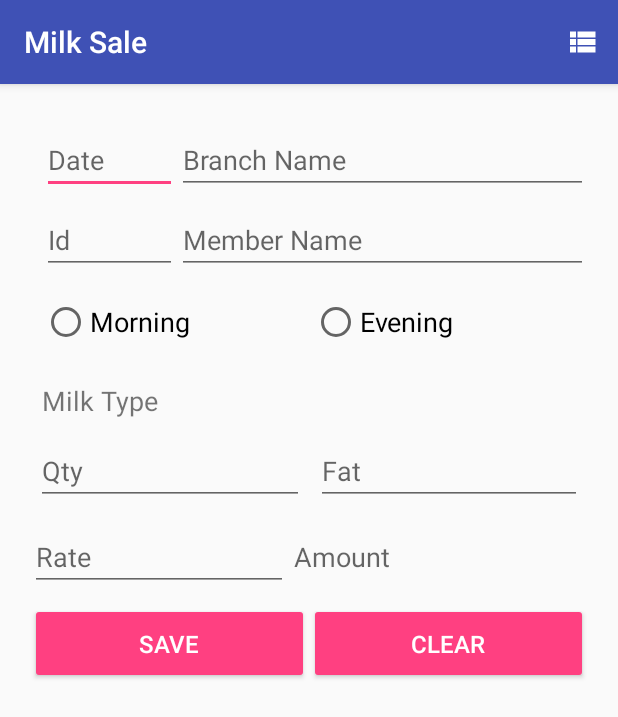
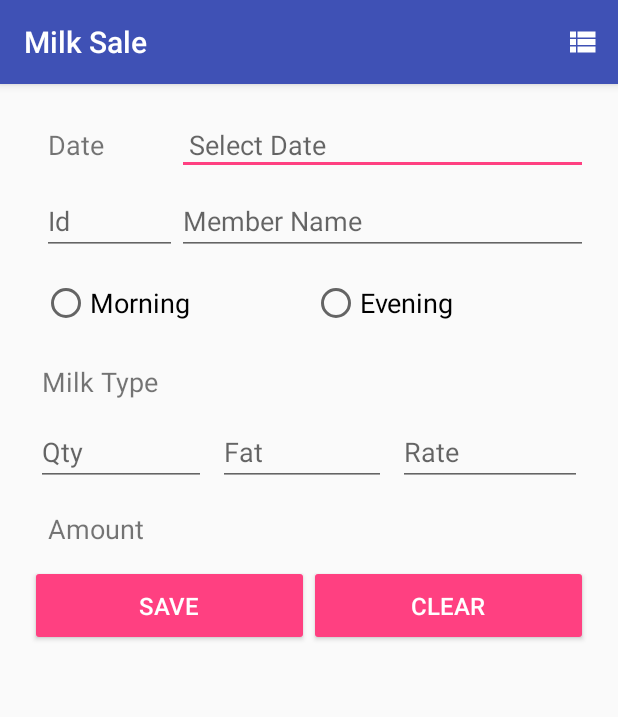
Before and after one commit to harshshinde07/Dairy-Management, an Android app: the screen it shows after launch (SaleActivity), after a tap on an icon or button, on a phone screen of 412 x 824 dp. Shown: the top 717 px of the screen. Run offline under Robolectric (Android 15) with nearby library versions, the phone set to English and light mode, and no system bars; Roboto replaces fonts that are not available here; 3 statements that could not run were skipped.

Commit message:
Removed branch name from sale activity.

```diff
--- a/app/src/main/java/com/kshitijharsh/dairymanagement/activities/CattleDetailActivity.java
+++ b/app/src/main/java/com/kshitijharsh/dairymanagement/activities/CattleDetailActivity.java
@@ -81,7 +81,8 @@ public class CattleDetailActivity extends AppCompatActivity implements ItemClick
 //        }
         Cursor cursor = db.getAllCattle();
         int count = cursor.getCount();
-        Toast.makeText(this, "Count: " + count, Toast.LENGTH_SHORT).show();
+        if (count == 0)
+            Toast.makeText(this, "No records found.", Toast.LENGTH_SHORT).show();
         cursor.moveToFirst();
         while (!cursor.isAfterLast()) {
             CattleFeed cattleFeed = new CattleFeed(cursor.getString(0), cursor.getString(1), cursor.getString(2), cursor.getString(3), cursor.getString(4), cursor.getString(5), cursor.getString(6), cursor.getString(7), cursor.getString(8));
--- a/app/src/main/java/com/kshitijharsh/dairymanagement/activities/CollectionDetailActivity.java
+++ b/app/src/main/java/com/kshitijharsh/dairymanagement/activities/CollectionDetailActivity.java
@@ -61,7 +61,8 @@ public class CollectionDetailActivity extends AppCompatActivity implements ItemC
     public void getCollDetails() {
         Cursor cursor = db.getAllCollection();
         int count = cursor.getCount();
-        Toast.makeText(this, "Count: " + count, Toast.LENGTH_SHORT).show();
+        if (count == 0)
+            Toast.makeText(this, "No records found.", Toast.LENGTH_SHORT).show();
         cursor.moveToFirst();
         while (!cursor.isAfterLast()) {
             Collection collection = new Collection(cursor.getString(0), cursor.getString(1), cursor.getString(2), cursor.getString(3), cursor.getString(4), cursor.getString(5), cursor.getString(6), cursor.getString(7), cursor.getString(8), cursor.getString(9), cursor.getString(10));
--- a/app/src/main/java/com/kshitijharsh/dairymanagement/activities/SaleDetailActivity.java
+++ b/app/src/main/java/com/kshitijharsh/dairymanagement/activities/SaleDetailActivity.java
@@ -61,13 +61,13 @@ public class SaleDetailActivity extends AppCompatActivity implements ItemClickLi
     }
 
     public void getSaleDetails() {
-        //TODO
         Cursor cursor = db.getAllSale();
         int count = cursor.getCount();
-        Toast.makeText(this, "Count: " + count, Toast.LENGTH_SHORT).show();
+        if (count == 0)
+            Toast.makeText(this, "No records found.", Toast.LENGTH_SHORT).show();
         cursor.moveToFirst();
         while (!cursor.isAfterLast()) {
-            Sale sale = new Sale(cursor.getString(0), cursor.getString(1), cursor.getString(2), cursor.getString(3), cursor.getString(4), cursor.getString(5), cursor.getString(6), cursor.getString(7), cursor.getString(8), cursor.getString(9), cursor.getString(10));
+            Sale sale = new Sale(cursor.getString(0), cursor.getString(1), cursor.getString(2), cursor.getString(3), cursor.getString(4), cursor.getString(5), cursor.getString(6), cursor.getString(7), cursor.getString(8), cursor.getString(9));
             saleList.add(sale);
             cursor.moveToNext();
         }
--- a/app/src/main/java/com/kshitijharsh/dairymanagement/database/DBQuery.java
+++ b/app/src/main/java/com/kshitijharsh/dairymanagement/database/DBQuery.java
@@ -69,7 +69,7 @@ public class DBQuery {
     public Cursor getAllMembers(String order) {
         String[] cols = {COLUMN_MEMB_CODE, COLUMN_MEMB_NAME, COLUMN_COWBF_TYPE, COLUMN_MEMB_TYPE, COLUMN_RATEGRP_NO};
 
-        if (order.equals("code"))
+//        if (order.equals("code"))
             return db.query(
                     TABLE_MEMBER,
                     cols,
@@ -79,16 +79,16 @@ public class DBQuery {
                     null,
                     COLUMN_MEMB_CODE
             );
-        else
-            return db.query(
-                    TABLE_MEMBER,
-                    cols,
-                    null,
-                    null,
-                    null,
-                    null,
-                    COLUMN_MEMB_NAME
-            );
+//        else
+//            return db.query(
+//                    TABLE_MEMBER,
+//                    cols,
+//                    null,
+//                    null,
+//                    null,
+//                    null,
+//                    COLUMN_MEMB_NAME
+//            );
     }
 
     public Cursor getAllRateGroups() {
--- a/app/src/main/java/com/kshitijharsh/dairymanagement/database/DatabaseClass.java
+++ b/app/src/main/java/com/kshitijharsh/dairymanagement/database/DatabaseClass.java
@@ -11,7 +11,7 @@ import java.io.File;
 public class DatabaseClass extends SQLiteOpenHelper {
 
     public final static String DATABASE_NAME ="records.db";
-    private static final int DATABASE_VERSION = 2;
+    private static final int DATABASE_VERSION = 3;
     private SQLiteDatabase db;
     private File dbPath;
 
@@ -26,7 +26,7 @@ public class DatabaseClass extends SQLiteOpenHelper {
     public void onCreate(SQLiteDatabase db) {
         //db.execSQL("CREATE TABLE member(memb_code INTEGER PRIMARY KEY, memb_name TEXT, zoon_code INTEGER, Cobf_type INTEGER, memb_type INTEGER, accno INTEGER, rategrno INTEGER, bank_code INTEGER, BankAcNo INTEGER, membNam_Eng TEXT, AcNo INTEGER);");
         db.execSQL("CREATE TABLE collectionTransactions (_id INTEGER PRIMARY KEY AUTOINCREMENT, trnDate TEXT, membCode INTEGER, memName TEXT, cobf TEXT, morEve TEXT, degree FLOAT, liters FLOAT, fat FLOAT, rate FLOAT, amount FLOAT);");
-        db.execSQL("CREATE TABLE saleTransactions (_id INTEGER PRIMARY KEY AUTOINCREMENT, trnDate TEXT, brName TEXT, membCode INTEGER, memName TEXT, mornEve TEXT, cobf TEXT, liters FLOAT, fat FLOAT, rate FLOAT, amount FLOAT);");
+        db.execSQL("CREATE TABLE saleTransactions (_id INTEGER PRIMARY KEY AUTOINCREMENT, trnDate TEXT, membCode INTEGER, memName TEXT, mornEve TEXT, cobf TEXT, liters FLOAT, fat FLOAT, rate FLOAT, amount FLOAT);");
         db.execSQL("CREATE TABLE cattleTransactions (_id INTEGER PRIMARY KEY AUTOINCREMENT, trnDate TEXT, memId INTEGER, memName TEXT, itemName TEXT, quantity FLOAT, rate FLOAT, amount FLOAT, particulars TEXT);");
     }
 
@@ -70,10 +70,9 @@ public class DatabaseClass extends SQLiteOpenHelper {
         getWritableDatabase().insert("collectionTransactions", "trnDate", values);
     }
 
-    public void addSale(String date, String brName, int membCode, String name, String morEve, String cobf, float liters, float fat, float rate, float amount) {
+    public void addSale(String date, int membCode, String name, String morEve, String cobf, float liters, float fat, float rate, float amount) {
         ContentValues values = new ContentValues(10);
         values.put("trnDate", date);
-        values.put("brName", brName);
         values.put("membCode", membCode);
         values.put("memName", name);
         values.put("mornEve", morEve);
--- a/app/src/main/res/layout/activity_cattle_feed.xml
+++ b/app/src/main/res/layout/activity_cattle_feed.xml
@@ -117,6 +117,7 @@
                 android:layout_weight="1"
                 android:hint="@string/quantity"
                 android:inputType="phone"
+                android:imeOptions="actionDone"
                 android:singleLine="true" />
 
         </LinearLayout>
--- a/app/src/main/res/layout/activity_collection.xml
+++ b/app/src/main/res/layout/activity_collection.xml
@@ -217,6 +217,7 @@
                 android:layout_margin="4dp"
                 android:layout_weight="1"
                 android:hint="@string/quantity"
+                android:imeOptions="actionDone"
                 android:inputType="phone"
                 android:singleLine="true" />
 
--- a/app/src/main/res/layout/activity_member.xml
+++ b/app/src/main/res/layout/activity_member.xml
@@ -41,6 +41,7 @@
                 android:layout_marginStart="24dp"
                 android:layout_marginTop="8dp"
                 android:layout_weight="2"
+                android:imeOptions="actionDone"
                 android:singleLine="true"
                 android:hint="@string/member_name" />
         </LinearLayout>
--- a/app/src/main/res/layout/activity_sale.xml
+++ b/app/src/main/res/layout/activity_sale.xml
@@ -19,23 +19,31 @@
             android:orientation="horizontal"
             android:padding="4dp">
 
-            <EditText
-                android:id="@+id/date"
+            <TextView
                 android:layout_width="90dp"
                 android:layout_height="wrap_content"
                 android:layout_marginStart="8dp"
-                android:layout_marginTop="8dp"
-                android:singleLine="true"
-                android:hint="@string/date" />
+                android:padding="4dp"
+                android:text="@string/date"
+                android:textSize="18sp" />
 
             <EditText
-                android:id="@+id/branch"
-                android:singleLine="true"
+                android:id="@+id/date"
                 android:layout_width="wrap_content"
                 android:layout_height="wrap_content"
-                android:layout_marginTop="8dp"
                 android:layout_weight="1"
-                android:hint="@string/branch_name" />
+                android:singleLine="true"
+                android:hint="@string/select_date"
+                android:padding="8dp" />
+
+            <!--            <EditText-->
+            <!--                android:id="@+id/branch"-->
+            <!--                android:singleLine="true"-->
+            <!--                android:layout_width="wrap_content"-->
+            <!--                android:layout_height="wrap_content"-->
+            <!--                android:layout_marginTop="8dp"-->
+            <!--                android:layout_weight="1"-->
+            <!--                android:hint="@string/branch_name" />-->
         </LinearLayout>
 
         <LinearLayout
@@ -185,6 +193,17 @@
                 android:inputType="phone"
                 android:singleLine="true" />
 
+            <EditText
+                android:id="@+id/rate"
+                android:layout_width="wrap_content"
+                android:layout_height="wrap_content"
+                android:layout_margin="4dp"
+                android:layout_weight="1"
+                android:hint="@string/rate"
+                android:inputType="phone"
+                android:imeOptions="actionDone"
+                android:singleLine="true" />
+
 
         </LinearLayout>
 
@@ -194,14 +213,12 @@
             android:orientation="horizontal"
             android:padding="4dp">
 
-            <EditText
-                android:id="@+id/rate"
-                android:layout_width="wrap_content"
+            <TextView
+                android:layout_width="90dp"
                 android:layout_height="wrap_content"
-                android:layout_weight="1"
-                android:hint="@string/rate"
-                android:inputType="phone"
-                android:singleLine="true"
+                android:layout_marginStart="8dp"
+                android:padding="4dp"
+                android:text="@string/amount"
                 android:textSize="18sp" />
 
             <TextView
@@ -209,7 +226,6 @@
                 android:layout_width="wrap_content"
                 android:layout_height="wrap_content"
                 android:layout_weight="1"
-                android:hint="@string/amount"
                 android:padding="4dp"
                 android:textSize="18sp" />
 
```
Also changed, not shown: app/src/main/java/com/kshitijharsh/dairymanagement/activities/CollectionActivity.java (+4 -4 lines), app/src/main/java/com/kshitijharsh/dairymanagement/activities/SaleActivity.java (+5 -5 lines), app/src/main/java/com/kshitijharsh/dairymanagement/adapters/SaleAdapter.java (+2 -6 lines), app/src/main/java/com/kshitijharsh/dairymanagement/model/Sale.java (+2 -11 lines), app/src/main/res/layout/item_sale.xml (+14 -14 lines).
